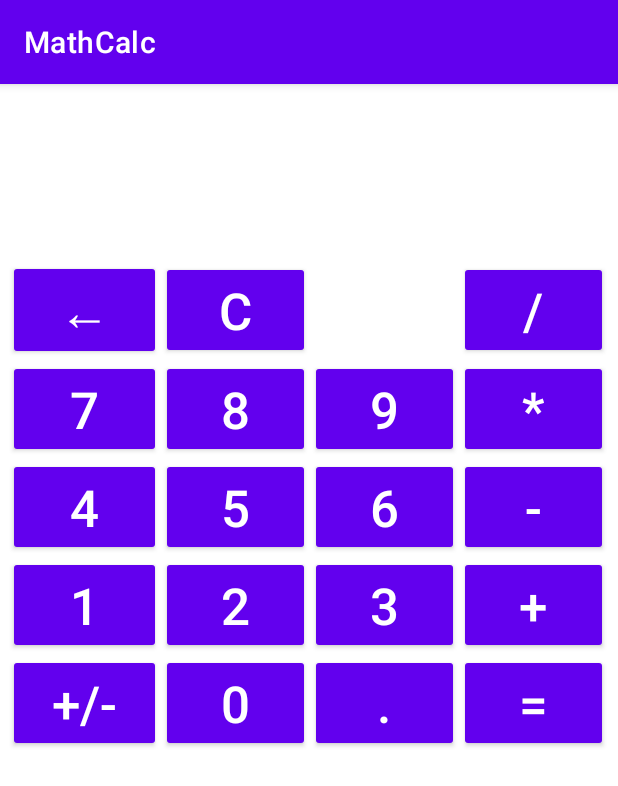
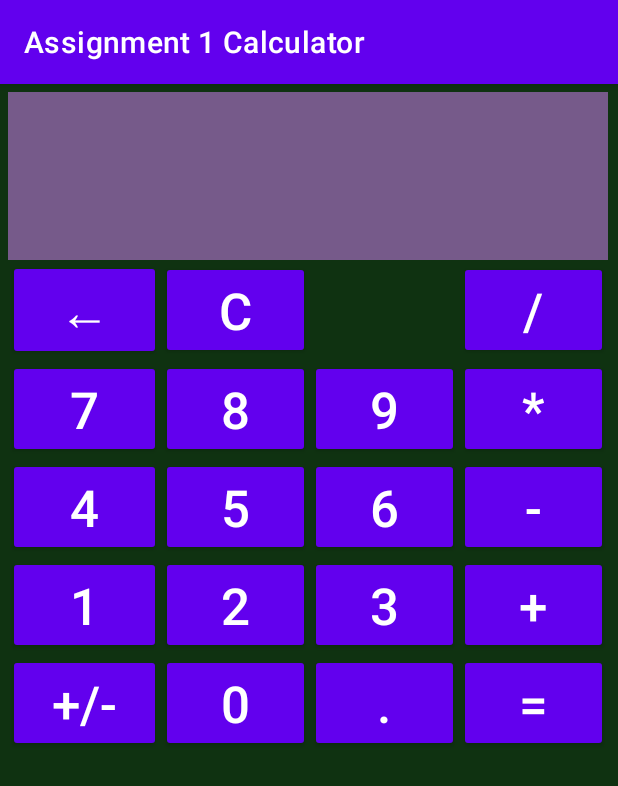
Before and after one commit to mmoulton-nscc/MobiDev, an Android app: the screen it shows after launch (MainActivity), on a phone screen of 412 x 824 dp. Shown: the top 786 px of the screen. Run offline under Robolectric (Android 15) with nearby library versions, the phone set to English and light mode, and no system bars.

Commit message:
app icon and title

```diff
--- a/app/src/main/AndroidManifest.xml
+++ b/app/src/main/AndroidManifest.xml
@@ -4,9 +4,9 @@
 
     <application
         android:allowBackup="true"
-        android:icon="@mipmap/ic_launcher"
+        android:icon="@mipmap/appicon"
         android:label="@string/app_name"
-        android:roundIcon="@mipmap/ic_launcher_round"
+        android:roundIcon="@mipmap/appicon"
         android:supportsRtl="true"
         android:theme="@style/Theme.MathCalc">
         <activity
--- a/app/src/main/java/com/example/mathcalc/calculationClass.java
+++ b/app/src/main/java/com/example/mathcalc/calculationClass.java
@@ -7,7 +7,7 @@ public class calculationClass
     public String calculate (double leftNum, String op, double rightNum)
     {
         double calc = 0;
-        DecimalFormat format = new DecimalFormat("0.#"); //https://stackoverflow.com/questions/14204905/java-how-to-remove-trailing-zeros-from-a-double
+        DecimalFormat format = new DecimalFormat("0.#############"); //https://stackoverflow.com/questions/14204905/java-how-to-remove-trailing-zeros-from-a-double
         switch (op)
         {
             case "*":
--- a/app/src/main/res/layout/activity_main.xml
+++ b/app/src/main/res/layout/activity_main.xml
@@ -9,7 +9,7 @@
     <TableLayout
         android:layout_width="match_parent"
         android:layout_height="match_parent"
-        android:background="#FFFFFF"
+        android:background="#0F3211"
         android:padding="5dp"
         android:shrinkColumns="1,2,3,4"
         android:stretchColumns="1,2,3,4"
@@ -26,6 +26,7 @@
                 android:layout_width="wrap_content"
                 android:layout_height="112dp"
                 android:layout_span="4"
+                android:background="#765A8A"
                 android:gravity="end"
                 android:text="@string/txtDisplay"
                 android:textSize="34sp" />
--- a/app/src/main/res/values/strings.xml
+++ b/app/src/main/res/values/strings.xml
@@ -1,5 +1,5 @@
 <resources>
-    <string name="app_name">MathCalc</string>
+    <string name="app_name">Assignment 1 Calculator</string>
     <string name="txtPlus">+</string>
     <string name="txtMinus">-</string>
     <string name="txtEquals">=</string>
```
Also changed, not shown: app/src/main/res/mipmap-xhdpi/appicon.png (added).
